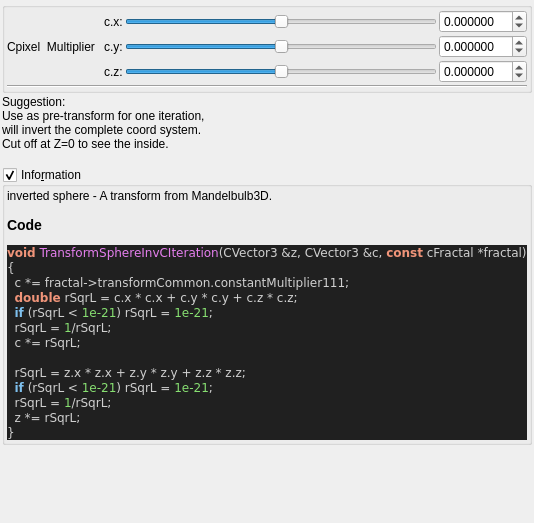
Before: the Qt Designer form mandelbulber2/qt_data/fractal_transf_sphere_invC.ui in buddhi1980/mandelbulber2, drawn with Qt 5.
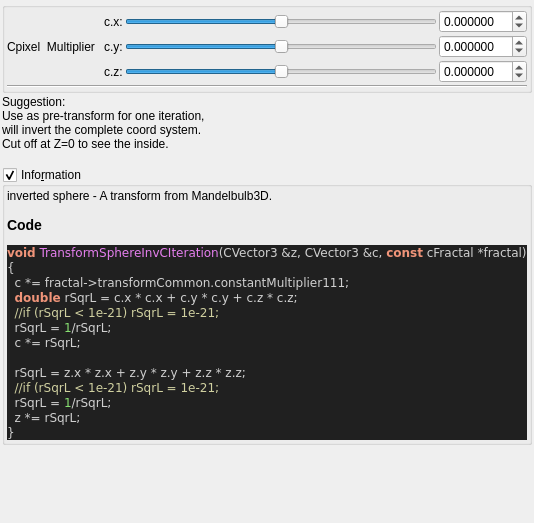
After: the same form once the commit is applied. Custom widgets are drawn as their Qt base class.

Commit message:
stripped code highlight output to body tag
 the surrounding part (HTML Tag and comment) contained version specific parts.
 Now only the body tag will be written to the ui file,
 so the complete output of populateUiInformation.php should be reproducable.

 Also readded broken symlinks in deploy/share/mandelbulber2

Patch:
```diff
--- a/mandelbulber2/qt_data/fractal_transf_sphere_invC.ui
+++ b/mandelbulber2/qt_data/fractal_transf_sphere_invC.ui
@@ -307,31 +307,22 @@
          <string>&lt;p&gt;inverted sphere - A transform from Mandelbulb3D.&lt;/p&gt;&lt;table&gt;
 &lt;/table&gt;
 &lt;h3&gt;Code&lt;/h3&gt;
-&lt;!DOCTYPE HTML PUBLIC &quot;-//W3C//DTD HTML 4.0 Transitional//EN&quot;&gt;
-&lt;html&gt;
-&lt;head&gt;
-&lt;meta http-equiv=&quot;content-type&quot; content=&quot;text/html; charset=ISO-8859-1&quot;&gt;
-&lt;title&gt;Source file&lt;/title&gt;
-&lt;/head&gt;
 &lt;body style=&quot;background-color:#202020&quot;&gt;
-&lt;pre style=&quot;color:#d0d0d0; background-color:#202020;  font-family:'Courier New';&quot;&gt;&lt;span style=&quot;color:#f09479; font-weight:bold&quot;&gt;void&lt;/span&gt; &lt;span style=&quot;color:#e47eed&quot;&gt;TransformSphereInvCIteration&lt;/span&gt;&lt;span style=&quot;color:#d0d0d0&quot;&gt;(&lt;/span&gt;CVector3 &lt;span style=&quot;color:#d0d0d0&quot;&gt;&amp;amp;&lt;/span&gt;z&lt;span style=&quot;color:#d0d0d0&quot;&gt;,&lt;/span&gt; CVector3 &lt;span style=&quot;color:#d0d0d0&quot;&gt;&amp;amp;&lt;/span&gt;c&lt;span style=&quot;color:#d0d0d0&quot;&gt;,&lt;/span&gt; &lt;span style=&quot;color:#f09479; font-weight:bold&quot;&gt;const&lt;/span&gt; cFractal &lt;span style=&quot;color:#d0d0d0&quot;&gt;*&lt;/span&gt;fractal&lt;span style=&quot;color:#d0d0d0&quot;&gt;)&lt;/span&gt;
+&lt;pre style=&quot;color:#d0d0d0; background-color:#202020;  font-family:'Courier New',monospace;&quot;&gt;&lt;span style=&quot;color:#f09479; font-weight:bold&quot;&gt;void&lt;/span&gt; &lt;span style=&quot;color:#e47eed&quot;&gt;TransformSphereInvCIteration&lt;/span&gt;&lt;span style=&quot;color:#d0d0d0&quot;&gt;(&lt;/span&gt;CVector3 &lt;span style=&quot;color:#d0d0d0&quot;&gt;&amp;amp;&lt;/span&gt;z&lt;span style=&quot;color:#d0d0d0&quot;&gt;,&lt;/span&gt; CVector3 &lt;span style=&quot;color:#d0d0d0&quot;&gt;&amp;amp;&lt;/span&gt;c&lt;span style=&quot;color:#d0d0d0&quot;&gt;,&lt;/span&gt; &lt;span style=&quot;color:#f09479; font-weight:bold&quot;&gt;const&lt;/span&gt; cFractal &lt;span style=&quot;color:#d0d0d0&quot;&gt;*&lt;/span&gt;fractal&lt;span style=&quot;color:#d0d0d0&quot;&gt;)&lt;/span&gt;
 &lt;span style=&quot;color:#d0d0d0&quot;&gt;{&lt;/span&gt;
   c &lt;span style=&quot;color:#d0d0d0&quot;&gt;*=&lt;/span&gt; fractal&lt;span style=&quot;color:#d0d0d0&quot;&gt;-&amp;gt;&lt;/span&gt;transformCommon&lt;span style=&quot;color:#d0d0d0&quot;&gt;.&lt;/span&gt;constantMultiplier111&lt;span style=&quot;color:#d0d0d0&quot;&gt;;&lt;/span&gt;
   &lt;span style=&quot;color:#f09479; font-weight:bold&quot;&gt;double&lt;/span&gt; rSqrL &lt;span style=&quot;color:#d0d0d0&quot;&gt;=&lt;/span&gt; c&lt;span style=&quot;color:#d0d0d0&quot;&gt;.&lt;/span&gt;x &lt;span style=&quot;color:#d0d0d0&quot;&gt;*&lt;/span&gt; c&lt;span style=&quot;color:#d0d0d0&quot;&gt;.&lt;/span&gt;x &lt;span style=&quot;color:#d0d0d0&quot;&gt;+&lt;/span&gt; c&lt;span style=&quot;color:#d0d0d0&quot;&gt;.&lt;/span&gt;y &lt;span style=&quot;color:#d0d0d0&quot;&gt;*&lt;/span&gt; c&lt;span style=&quot;color:#d0d0d0&quot;&gt;.&lt;/span&gt;y &lt;span style=&quot;color:#d0d0d0&quot;&gt;+&lt;/span&gt; c&lt;span style=&quot;color:#d0d0d0&quot;&gt;.&lt;/span&gt;z &lt;span style=&quot;color:#d0d0d0&quot;&gt;*&lt;/span&gt; c&lt;span style=&quot;color:#d0d0d0&quot;&gt;.&lt;/span&gt;z&lt;span style=&quot;color:#d0d0d0&quot;&gt;;&lt;/span&gt;
-  &lt;span style=&quot;color:#7ec0ee; font-weight:bold&quot;&gt;if&lt;/span&gt; &lt;span style=&quot;color:#d0d0d0&quot;&gt;(&lt;/span&gt;rSqrL &lt;span style=&quot;color:#d0d0d0&quot;&gt;&amp;lt;&lt;/span&gt; &lt;span style=&quot;color:#87df71&quot;&gt;1e-21&lt;/span&gt;&lt;span style=&quot;color:#d0d0d0&quot;&gt;)&lt;/span&gt; rSqrL &lt;span style=&quot;color:#d0d0d0&quot;&gt;=&lt;/span&gt; &lt;span style=&quot;color:#87df71&quot;&gt;1e-21&lt;/span&gt;&lt;span style=&quot;color:#d0d0d0&quot;&gt;;&lt;/span&gt;
+  &lt;span style=&quot;color:#d0d0a0&quot;&gt;//if (rSqrL &amp;lt; 1e-21) rSqrL = 1e-21;&lt;/span&gt;
   rSqrL &lt;span style=&quot;color:#d0d0d0&quot;&gt;=&lt;/span&gt; &lt;span style=&quot;color:#87df71&quot;&gt;1&lt;/span&gt;&lt;span style=&quot;color:#d0d0d0&quot;&gt;/&lt;/span&gt;rSqrL&lt;span style=&quot;color:#d0d0d0&quot;&gt;;&lt;/span&gt;
   c &lt;span style=&quot;color:#d0d0d0&quot;&gt;*=&lt;/span&gt; rSqrL&lt;span style=&quot;color:#d0d0d0&quot;&gt;;&lt;/span&gt;
 
   rSqrL &lt;span style=&quot;color:#d0d0d0&quot;&gt;=&lt;/span&gt; z&lt;span style=&quot;color:#d0d0d0&quot;&gt;.&lt;/span&gt;x &lt;span style=&quot;color:#d0d0d0&quot;&gt;*&lt;/span&gt; z&lt;span style=&quot;color:#d0d0d0&quot;&gt;.&lt;/span&gt;x &lt;span style=&quot;color:#d0d0d0&quot;&gt;+&lt;/span&gt; z&lt;span style=&quot;color:#d0d0d0&quot;&gt;.&lt;/span&gt;y &lt;span style=&quot;color:#d0d0d0&quot;&gt;*&lt;/span&gt; z&lt;span style=&quot;color:#d0d0d0&quot;&gt;.&lt;/span&gt;y &lt;span style=&quot;color:#d0d0d0&quot;&gt;+&lt;/span&gt; z&lt;span style=&quot;color:#d0d0d0&quot;&gt;.&lt;/span&gt;z &lt;span style=&quot;color:#d0d0d0&quot;&gt;*&lt;/span&gt; z&lt;span style=&quot;color:#d0d0d0&quot;&gt;.&lt;/span&gt;z&lt;span style=&quot;color:#d0d0d0&quot;&gt;;&lt;/span&gt;
-  &lt;span style=&quot;color:#7ec0ee; font-weight:bold&quot;&gt;if&lt;/span&gt; &lt;span style=&quot;color:#d0d0d0&quot;&gt;(&lt;/span&gt;rSqrL &lt;span style=&quot;color:#d0d0d0&quot;&gt;&amp;lt;&lt;/span&gt; &lt;span style=&quot;color:#87df71&quot;&gt;1e-21&lt;/span&gt;&lt;span style=&quot;color:#d0d0d0&quot;&gt;)&lt;/span&gt; rSqrL &lt;span style=&quot;color:#d0d0d0&quot;&gt;=&lt;/span&gt; &lt;span style=&quot;color:#87df71&quot;&gt;1e-21&lt;/span&gt;&lt;span style=&quot;color:#d0d0d0&quot;&gt;;&lt;/span&gt;
+  &lt;span style=&quot;color:#d0d0a0&quot;&gt;//if (rSqrL &amp;lt; 1e-21) rSqrL = 1e-21;&lt;/span&gt;
   rSqrL &lt;span style=&quot;color:#d0d0d0&quot;&gt;=&lt;/span&gt; &lt;span style=&quot;color:#87df71&quot;&gt;1&lt;/span&gt;&lt;span style=&quot;color:#d0d0d0&quot;&gt;/&lt;/span&gt;rSqrL&lt;span style=&quot;color:#d0d0d0&quot;&gt;;&lt;/span&gt;
   z &lt;span style=&quot;color:#d0d0d0&quot;&gt;*=&lt;/span&gt; rSqrL&lt;span style=&quot;color:#d0d0d0&quot;&gt;;&lt;/span&gt;
 &lt;span style=&quot;color:#d0d0d0&quot;&gt;}&lt;/span&gt;
 &lt;/pre&gt;
-&lt;/body&gt;
-&lt;/html&gt;
-&lt;!--HTML generated by highlight 3.9, http://www.andre-simon.de/--&gt;
-</string>
+&lt;/body&gt;</string>
         </property>
         <property name="wordWrap">
          <bool>true</bool>
```
The commit also changes 109 other files.
